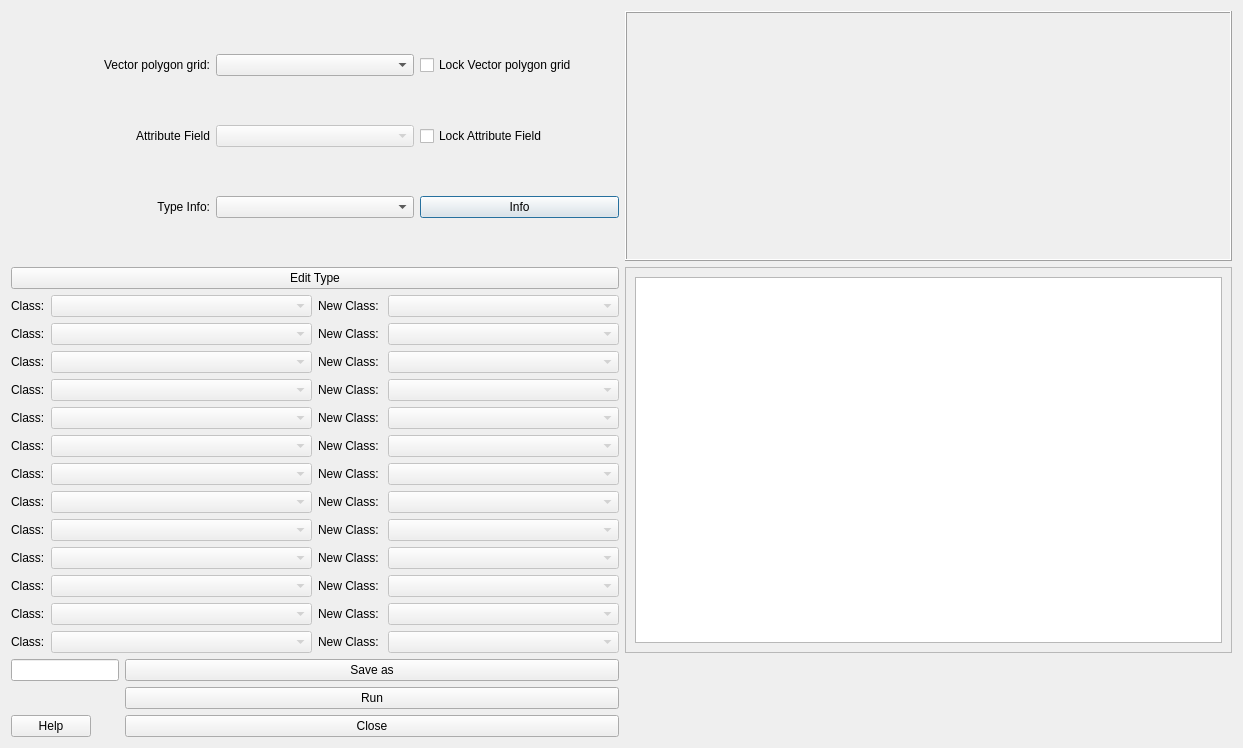
This is urban_type_creator/Urban_type_creator_dialog_base.ui in gusbacos/SUEWS-Database-manager as Qt 5 draws it before an edit. The edited form follows.
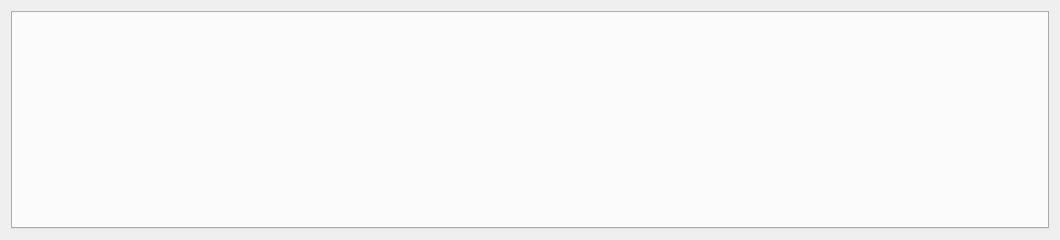
This is the edited form. Custom widgets are drawn as their Qt base class.

```diff
--- a/urban_type_creator/Urban_type_creator_dialog_base.ui
+++ b/urban_type_creator/Urban_type_creator_dialog_base.ui
@@ -6,751 +6,32 @@
    <rect>
     <x>0</x>
     <y>0</y>
-    <width>1243</width>
-    <height>689</height>
+    <width>1060</width>
+    <height>240</height>
    </rect>
   </property>
   <property name="windowTitle">
    <string>Urban_type_creator</string>
   </property>
-  <layout class="QGridLayout" name="gridLayout_2">
-   <item row="0" column="0">
-    <layout class="QGridLayout" name="gridLayout">
-     <property name="sizeConstraint">
-      <enum>QLayout::SetMaximumSize</enum>
+  <layout class="QVBoxLayout" name="verticalLayout">
+   <item>
+    <widget class="QTabWidget" name="tabWidget">
+     <property name="tabPosition">
+      <enum>QTabWidget::North</enum>
      </property>
-     <item row="1" column="2">
-      <widget class="QCheckBox" name="checkBoxA">
-       <property name="text">
-        <string>Lock Attribute Field</string>
-       </property>
-      </widget>
-     </item>
-     <item row="2" column="1">
-      <widget class="QComboBox" name="comboBoxType">
-       <property name="enabled">
-        <bool>true</bool>
-       </property>
-       <property name="currentIndex">
-        <number>-1</number>
-       </property>
-      </widget>
-     </item>
-     <item row="0" column="2">
-      <widget class="QCheckBox" name="checkBoxV">
-       <property name="text">
-        <string>Lock Vector polygon grid</string>
-       </property>
-      </widget>
-     </item>
-     <item row="1" column="1">
-      <widget class="QgsFieldComboBox" name="comboBoxField">
-       <property name="enabled">
-        <bool>false</bool>
-       </property>
-       <property name="sizePolicy">
-        <sizepolicy hsizetype="Ignored" vsizetype="Preferred">
-         <horstretch>0</horstretch>
-         <verstretch>0</verstretch>
-        </sizepolicy>
-       </property>
-       <property name="allowEmptyFieldName">
-        <bool>true</bool>
-       </property>
-      </widget>
-     </item>
-     <item row="2" column="2">
-      <widget class="QPushButton" name="helpButton_2">
-       <property name="text">
-        <string>Info</string>
-       </property>
-      </widget>
-     </item>
-     <item row="2" column="0">
-      <widget class="QLabel" name="label_4">
-       <property name="text">
-        <string>Type Info:</string>
-       </property>
-       <property name="alignment">
-        <set>Qt::AlignRight|Qt::AlignTrailing|Qt::AlignVCenter</set>
-       </property>
-      </widget>
-     </item>
-     <item row="0" column="0">
-      <widget class="QLabel" name="label">
-       <property name="text">
-        <string>Vector polygon grid:</string>
-       </property>
-       <property name="alignment">
-        <set>Qt::AlignRight|Qt::AlignTrailing|Qt::AlignVCenter</set>
-       </property>
-      </widget>
-     </item>
-     <item row="1" column="0">
-      <widget class="QLabel" name="label_2">
-       <property name="text">
-        <string>Attribute Field</string>
-       </property>
-       <property name="alignment">
-        <set>Qt::AlignRight|Qt::AlignTrailing|Qt::AlignVCenter</set>
-       </property>
-      </widget>
-     </item>
-     <item row="0" column="1">
-      <widget class="QgsMapLayerComboBox" name="comboBoxVector">
-       <property name="sizePolicy">
-        <sizepolicy hsizetype="Preferred" vsizetype="Preferred">
-         <horstretch>0</horstretch>
-         <verstretch>0</verstretch>
-        </sizepolicy>
-       </property>
-      </widget>
-     </item>
-    </layout>
-   </item>
-   <item row="0" column="1">
-    <widget class="QLabel" name="Qlabel">
-     <property name="sizePolicy">
-      <sizepolicy hsizetype="Preferred" vsizetype="Fixed">
-       <horstretch>0</horstretch>
-       <verstretch>0</verstretch>
-      </sizepolicy>
+     <property name="tabShape">
+      <enum>QTabWidget::Rounded</enum>
      </property>
-     <property name="minimumSize">
-      <size>
-       <width>0</width>
-       <height>250</height>
-      </size>
+     <property name="currentIndex">
+      <number>-1</number>
      </property>
-     <property name="maximumSize">
-      <size>
-       <width>1600000</width>
-       <height>500</height>
-      </size>
+     <property name="elideMode">
+      <enum>Qt::ElideNone</enum>
      </property>
-     <property name="contextMenuPolicy">
-      <enum>Qt::DefaultContextMenu</enum>
-     </property>
-     <property name="layoutDirection">
-      <enum>Qt::LeftToRight</enum>
-     </property>
-     <property name="frameShape">
-      <enum>QFrame::Box</enum>
-     </property>
-     <property name="frameShadow">
-      <enum>QFrame::Raised</enum>
-     </property>
-     <property name="text">
-      <string/>
-     </property>
     </widget>
    </item>
-   <item row="1" column="0">
-    <widget class="QPushButton" name="editClassButton_1">
-     <property name="enabled">
-      <bool>true</bool>
-     </property>
-     <property name="text">
-      <string>Edit Type</string>
-     </property>
-    </widget>
-   </item>
-   <item row="1" column="1" rowspan="2">
-    <widget class="QFrame" name="frame">
-     <property name="sizePolicy">
-      <sizepolicy hsizetype="Preferred" vsizetype="Preferred">
-       <horstretch>0</horstretch>
-       <verstretch>0</verstretch>
-      </sizepolicy>
-     </property>
-     <property name="minimumSize">
-      <size>
-       <width>0</width>
-       <height>250</height>
-      </size>
-     </property>
-     <property name="maximumSize">
-      <size>
-       <width>16777215</width>
-       <height>500</height>
-      </size>
-     </property>
-     <property name="frameShape">
-      <enum>QFrame::StyledPanel</enum>
-     </property>
-     <property name="frameShadow">
-      <enum>QFrame::Raised</enum>
-     </property>
-     <layout class="QVBoxLayout" name="verticalLayout">
-      <item>
-       <widget class="QTextBrowser" name="textBrowser"/>
-      </item>
-     </layout>
-    </widget>
-   </item>
-   <item row="2" column="0">
-    <layout class="QGridLayout" name="gridLayout_3">
-     <item row="11" column="1">
-      <layout class="QFormLayout" name="formLayout_26">
-       <item row="0" column="0">
-        <widget class="QLabel" name="label_29">
-         <property name="text">
-          <string>&lt;html&gt;&lt;head/&gt;&lt;body&gt;&lt;p&gt;New Class: &lt;/p&gt;&lt;/body&gt;&lt;/html&gt;</string>
-         </property>
-        </widget>
-       </item>
-       <item row="0" column="1">
-        <widget class="QComboBox" name="comboBoxNew12">
-         <property name="enabled">
-          <bool>false</bool>
-         </property>
-        </widget>
-       </item>
-      </layout>
-     </item>
-     <item row="4" column="0">
-      <layout class="QFormLayout" name="formLayout_16">
-       <item row="0" column="0">
-        <widget class="QLabel" name="CBlabel3_8">
-         <property name="text">
-          <string>&lt;html&gt;&lt;head/&gt;&lt;body&gt;&lt;p&gt;Class:&lt;/p&gt;&lt;/body&gt;&lt;/html&gt;</string>
-         </property>
-        </widget>
-       </item>
-       <item row="0" column="1">
-        <widget class="QComboBox" name="comboBoxClass5">
-         <property name="enabled">
-          <bool>false</bool>
-         </property>
-         <property name="editable">
-          <bool>false</bool>
-         </property>
-        </widget>
-       </item>
-      </layout>
-     </item>
-     <item row="9" column="0">
-      <layout class="QFormLayout" name="formLayout_38">
-       <item row="0" column="0">
-        <widget class="QLabel" name="CBlabel3_13">
-         <property name="text">
-          <string>&lt;html&gt;&lt;head/&gt;&lt;body&gt;&lt;p&gt;Class:&lt;/p&gt;&lt;/body&gt;&lt;/html&gt;</string>
-         </property>
-        </widget>
-       </item>
-       <item row="0" column="1">
-        <widget class="QComboBox" name="comboBoxClass10">
-         <property name="enabled">
-          <bool>false</bool>
-         </property>
-         <property name="editable">
-          <bool>false</bool>
-         </property>
-        </widget>
-       </item>
-      </layout>
-     </item>
-     <item row="9" column="1">
-      <layout class="QFormLayout" name="formLayout_25">
-       <item row="0" column="0">
-        <widget class="QLabel" name="label_28">
-         <property name="text">
-          <string>&lt;html&gt;&lt;head/&gt;&lt;body&gt;&lt;p&gt;New Class: &lt;/p&gt;&lt;/body&gt;&lt;/html&gt;</string>
-         </property>
-        </widget>
-       </item>
-       <item row="0" column="1">
-        <widget class="QComboBox" name="comboBoxNew10">
-         <property name="enabled">
-          <bool>false</bool>
-         </property>
-        </widget>
-       </item>
-      </layout>
-     </item>
-     <item row="10" column="0">
-      <layout class="QFormLayout" name="formLayout_39">
-       <item row="0" column="0">
-        <widget class="QLabel" name="CBlabel3_14">
-         <property name="text">
-          <string>&lt;html&gt;&lt;head/&gt;&lt;body&gt;&lt;p&gt;Class:&lt;/p&gt;&lt;/body&gt;&lt;/html&gt;</string>
-         </property>
-        </widget>
-       </item>
-       <item row="0" column="1">
-        <widget class="QComboBox" name="comboBoxClass11">
-         <property name="enabled">
-          <bool>false</bool>
-         </property>
-         <property name="editable">
-          <bool>false</bool>
-         </property>
-        </widget>
-       </item>
-      </layout>
-     </item>
-     <item row="8" column="1">
-      <layout class="QFormLayout" name="formLayout_28">
-       <item row="0" column="0">
-        <widget class="QLabel" name="label_31">
-         <property name="text">
-          <string>&lt;html&gt;&lt;head/&gt;&lt;body&gt;&lt;p&gt;New Class: &lt;/p&gt;&lt;/body&gt;&lt;/html&gt;</string>
-         </property>
-        </widget>
-       </item>
-       <item row="0" column="1">
-        <widget class="QComboBox" name="comboBoxNew9">
-         <property name="enabled">
-          <bool>false</bool>
-         </property>
-        </widget>
-       </item>
-      </layout>
-     </item>
-     <item row="5" column="0">
-      <layout class="QFormLayout" name="formLayout_17">
-       <item row="0" column="0">
-        <widget class="QLabel" name="CBlabel3_9">
-         <property name="text">
-          <string>&lt;html&gt;&lt;head/&gt;&lt;body&gt;&lt;p&gt;Class:&lt;/p&gt;&lt;/body&gt;&lt;/html&gt;</string>
-         </property>
-        </widget>
-       </item>
-       <item row="0" column="1">
-        <widget class="QComboBox" name="comboBoxClass6">
-         <property name="enabled">
-          <bool>false</bool>
-         </property>
-         <property name="editable">
-          <bool>false</bool>
-         </property>
-        </widget>
-       </item>
-      </layout>
-     </item>
-     <item row="12" column="1">
-      <layout class="QFormLayout" name="formLayout_27">
-       <item row="0" column="0">
-        <widget class="QLabel" name="label_30">
-         <property name="text">
-          <string>&lt;html&gt;&lt;head/&gt;&lt;body&gt;&lt;p&gt;New Class: &lt;/p&gt;&lt;/body&gt;&lt;/html&gt;</string>
-         </property>
-        </widget>
-       </item>
-       <item row="0" column="1">
-        <widget class="QComboBox" name="comboBoxNew13">
-         <property name="enabled">
-          <bool>false</bool>
-         </property>
-        </widget>
-       </item>
-      </layout>
-     </item>
-     <item row="3" column="0">
-      <layout class="QFormLayout" name="formLayout_15">
-       <item row="0" column="0">
-        <widget class="QLabel" name="CBlabel3_7">
-         <property name="text">
-          <string>&lt;html&gt;&lt;head/&gt;&lt;body&gt;&lt;p&gt;Class:&lt;/p&gt;&lt;/body&gt;&lt;/html&gt;</string>
-         </property>
-        </widget>
-       </item>
-       <item row="0" column="1">
-        <widget class="QComboBox" name="comboBoxClass4">
-         <property name="enabled">
-          <bool>false</bool>
-         </property>
-         <property name="editable">
-          <bool>false</bool>
-         </property>
-        </widget>
-       </item>
-      </layout>
-     </item>
-     <item row="6" column="1">
-      <layout class="QFormLayout" name="formLayout_24">
-       <item row="0" column="0">
-        <widget class="QLabel" name="label_27">
-         <property name="text">
-          <string>&lt;html&gt;&lt;head/&gt;&lt;body&gt;&lt;p&gt;New Class: &lt;/p&gt;&lt;/body&gt;&lt;/html&gt;</string>
-         </property>
-        </widget>
-       </item>
-       <item row="0" column="1">
-        <widget class="QComboBox" name="comboBoxNew7">
-         <property name="enabled">
-          <bool>false</bool>
-         </property>
-        </widget>
-       </item>
-      </layout>
-     </item>
-     <item row="12" column="0">
-      <layout class="QFormLayout" name="formLayout_41">
-       <item row="0" column="1">
-        <widget class="QComboBox" name="comboBoxClass13">
-         <property name="enabled">
-          <bool>false</bool>
-         </property>
-         <property name="editable">
-          <bool>false</bool>
-         </property>
-        </widget>
-       </item>
-       <item row="0" column="0">
-        <widget class="QLabel" name="CBlabel3_16">
-         <property name="text">
-          <string>&lt;html&gt;&lt;head/&gt;&lt;body&gt;&lt;p&gt;Class:&lt;/p&gt;&lt;/body&gt;&lt;/html&gt;</string>
-         </property>
-        </widget>
-       </item>
-      </layout>
-     </item>
-     <item row="0" column="1">
-      <layout class="QFormLayout" name="formLayout_35">
-       <item row="0" column="0">
-        <widget class="QLabel" name="label_34">
-         <property name="text">
-          <string>&lt;html&gt;&lt;head/&gt;&lt;body&gt;&lt;p&gt;New Class: &lt;/p&gt;&lt;/body&gt;&lt;/html&gt;</string>
-         </property>
-        </widget>
-       </item>
-       <item row="0" column="1">
-        <widget class="QComboBox" name="comboBoxNew1">
-         <property name="enabled">
-          <bool>false</bool>
-         </property>
-        </widget>
-       </item>
-      </layout>
-     </item>
-     <item row="7" column="0">
-      <layout class="QFormLayout" name="formLayout_36">
-       <item row="0" column="0">
-        <widget class="QLabel" name="CBlabel3_11">
-         <property name="text">
-          <string>&lt;html&gt;&lt;head/&gt;&lt;body&gt;&lt;p&gt;Class:&lt;/p&gt;&lt;/body&gt;&lt;/html&gt;</string>
-         </property>
-        </widget>
-       </item>
-       <item row="0" column="1">
-        <widget class="QComboBox" name="comboBoxClass8">
-         <property name="enabled">
-          <bool>false</bool>
-         </property>
-         <property name="editable">
-          <bool>false</bool>
-         </property>
-        </widget>
-       </item>
-      </layout>
-     </item>
-     <item row="8" column="0">
-      <layout class="QFormLayout" name="formLayout_37">
-       <item row="0" column="0">
-        <widget class="QLabel" name="CBlabel3_12">
-         <property name="text">
-          <string>&lt;html&gt;&lt;head/&gt;&lt;body&gt;&lt;p&gt;Class:&lt;/p&gt;&lt;/body&gt;&lt;/html&gt;</string>
-         </property>
-        </widget>
-       </item>
-       <item row="0" column="1">
-        <widget class="QComboBox" name="comboBoxClass9">
-         <property name="enabled">
-          <bool>false</bool>
-         </property>
-         <property name="editable">
-          <bool>false</bool>
-         </property>
-        </widget>
-       </item>
-      </layout>
-     </item>
-     <item row="2" column="0">
-      <layout class="QFormLayout" name="formLayout_14">
-       <item row="0" column="0">
-        <widget class="QLabel" name="CBlabel3_6">
-         <property name="text">
-          <string>&lt;html&gt;&lt;head/&gt;&lt;body&gt;&lt;p&gt;Class:&lt;/p&gt;&lt;/body&gt;&lt;/html&gt;</string>
-         </property>
-        </widget>
-       </item>
-       <item row="0" column="1">
-        <widget class="QComboBox" name="comboBoxClass3">
-         <property name="enabled">
-          <bool>false</bool>
-         </property>
-         <property name="editable">
-          <bool>false</bool>
-         </property>
-        </widget>
-       </item>
-      </layout>
-     </item>
-     <item row="4" column="1">
-      <layout class="QFormLayout" name="formLayout_22">
-       <item row="0" column="0">
-        <widget class="QLabel" name="label_25">
-         <property name="text">
-          <string>&lt;html&gt;&lt;head/&gt;&lt;body&gt;&lt;p&gt;New Class: &lt;/p&gt;&lt;/body&gt;&lt;/html&gt;</string>
-         </property>
-        </widget>
-       </item>
-       <item row="0" column="1">
-        <widget class="QComboBox" name="comboBoxNew5">
-         <property name="enabled">
-          <bool>false</bool>
-         </property>
-        </widget>
-       </item>
-      </layout>
-     </item>
-     <item row="1" column="1">
-      <layout class="QFormLayout" name="formLayout_30">
-       <item row="0" column="0">
-        <widget class="QLabel" name="label_33">
-         <property name="text">
-          <string>&lt;html&gt;&lt;head/&gt;&lt;body&gt;&lt;p&gt;New Class: &lt;/p&gt;&lt;/body&gt;&lt;/html&gt;</string>
-         </property>
-        </widget>
-       </item>
-       <item row="0" column="1">
-        <widget class="QComboBox" name="comboBoxNew2">
-         <property name="enabled">
-          <bool>false</bool>
-         </property>
-        </widget>
-       </item>
-      </layout>
-     </item>
-     <item row="6" column="0">
-      <layout class="QFormLayout" name="formLayout_18">
-       <item row="0" column="0">
-        <widget class="QLabel" name="CBlabel3_10">
-         <property name="text">
-          <string>&lt;html&gt;&lt;head/&gt;&lt;body&gt;&lt;p&gt;Class:&lt;/p&gt;&lt;/body&gt;&lt;/html&gt;</string>
-         </property>
-        </widget>
-       </item>
-       <item row="0" column="1">
-        <widget class="QComboBox" name="comboBoxClass7">
-         <property name="enabled">
-          <bool>false</bool>
-         </property>
-         <property name="editable">
-          <bool>false</bool>
-         </property>
-        </widget>
-       </item>
-      </layout>
-     </item>
-     <item row="11" column="0">
-      <layout class="QFormLayout" name="formLayout_40">
-       <item row="0" column="0">
-        <widget class="QLabel" name="CBlabel3_15">
-         <property name="text">
-          <string>&lt;html&gt;&lt;head/&gt;&lt;body&gt;&lt;p&gt;Class:&lt;/p&gt;&lt;/body&gt;&lt;/html&gt;</string>
-         </property>
-        </widget>
-       </item>
-       <item row="0" column="1">
-        <widget class="QComboBox" name="comboBoxClass12">
-         <property name="enabled">
-          <bool>false</bool>
-         </property>
-         <property name="editable">
-          <bool>false</bool>
-         </property>
-        </widget>
-       </item>
-      </layout>
-     </item>
-     <item row="10" column="1">
-      <layout class="QFormLayout" name="formLayout_29">
-       <item row="0" column="0">
-        <widget class="QLabel" name="label_32">
-         <property name="text">
-          <string>&lt;html&gt;&lt;head/&gt;&lt;body&gt;&lt;p&gt;New Class: &lt;/p&gt;&lt;/body&gt;&lt;/html&gt;</string>
-         </property>
-        </widget>
-       </item>
-       <item row="0" column="1">
-        <widget class="QComboBox" name="comboBoxNew11">
-         <property name="enabled">
-          <bool>false</bool>
-         </property>
-        </widget>
-       </item>
-      </layout>
-     </item>
-     <item row="7" column="1">
-      <layout class="QFormLayout" name="formLayout_23">
-       <item row="0" column="1">
-        <widget class="QComboBox" name="comboBoxNew8">
-         <property name="enabled">
-          <bool>false</bool>
-         </property>
-        </widget>
-       </item>
-       <item row="0" column="0">
-        <widget class="QLabel" name="label_26">
-         <property name="text">
-          <string>&lt;html&gt;&lt;head/&gt;&lt;body&gt;&lt;p&gt;New Class: &lt;/p&gt;&lt;/body&gt;&lt;/html&gt;</string>
-         </property>
-        </widget>
-       </item>
-      </layout>
-     </item>
-     <item row="0" column="0">
-      <layout class="QFormLayout" name="formLayout_9">
-       <item row="0" column="0">
-        <widget class="QLabel" name="CBlabel3_4">
-         <property name="text">
-          <string>&lt;html&gt;&lt;head/&gt;&lt;body&gt;&lt;p&gt;Class:&lt;/p&gt;&lt;/body&gt;&lt;/html&gt;</string>
-         </property>
-        </widget>
-       </item>
-       <item row="0" column="1">
-        <widget class="QComboBox" name="comboBoxClass1">
-         <property name="enabled">
-          <bool>false</bool>
-         </property>
-         <property name="editable">
-          <bool>false</bool>
-         </property>
-        </widget>
-       </item>
-      </layout>
-     </item>
-     <item row="2" column="1">
-      <layout class="QFormLayout" name="formLayout_20">
-       <item row="0" column="0">
-        <widget class="QLabel" name="label_23">
-         <property name="text">
-          <string>&lt;html&gt;&lt;head/&gt;&lt;body&gt;&lt;p&gt;New Class: &lt;/p&gt;&lt;/body&gt;&lt;/html&gt;</string>
-         </property>
-        </widget>
-       </item>
-       <item row="0" column="1">
-        <widget class="QComboBox" name="comboBoxNew3">
-         <property name="enabled">
-          <bool>false</bool>
-         </property>
-        </widget>
-       </item>
-      </layout>
-     </item>
-     <item row="3" column="1">
-      <layout class="QFormLayout" name="formLayout_19">
-       <item row="0" column="0">
-        <widget class="QLabel" name="label_22">
-         <property name="text">
-          <string>&lt;html&gt;&lt;head/&gt;&lt;body&gt;&lt;p&gt;New Class: &lt;/p&gt;&lt;/body&gt;&lt;/html&gt;</string>
-         </property>
-        </widget>
-       </item>
-       <item row="0" column="1">
-        <widget class="QComboBox" name="comboBoxNew4">
-         <property name="enabled">
-          <bool>false</bool>
-         </property>
-        </widget>
-       </item>
-      </layout>
-     </item>
-     <item row="5" column="1">
-      <layout class="QFormLayout" name="formLayout_21">
-       <item row="0" column="0">
-        <widget class="QLabel" name="label_24">
-         <property name="text">
-          <string>&lt;html&gt;&lt;head/&gt;&lt;body&gt;&lt;p&gt;New Class: &lt;/p&gt;&lt;/body&gt;&lt;/html&gt;</string>
-         </property>
-        </widget>
-       </item>
-       <item row="0" column="1">
-        <widget class="QComboBox" name="comboBoxNew6">
-         <property name="enabled">
-          <bool>false</bool>
-         </property>
-        </widget>
-       </item>
-      </layout>
-     </item>
-     <item row="1" column="0">
-      <layout class="QFormLayout" name="formLayout_12">
-       <item row="0" column="0">
-        <widget class="QLabel" name="CBlabel3_5">
-         <property name="text">
-          <string>&lt;html&gt;&lt;head/&gt;&lt;body&gt;&lt;p&gt;Class:&lt;/p&gt;&lt;/body&gt;&lt;/html&gt;</string>
-         </property>
-        </widget>
-       </item>
-       <item row="0" column="1">
-        <widget class="QComboBox" name="comboBoxClass2">
-         <property name="enabled">
-          <bool>false</bool>
-         </property>
-         <property name="editable">
-          <bool>false</bool>
-         </property>
-        </widget>
-       </item>
-      </layout>
-     </item>
-    </layout>
-   </item>
-   <item row="3" column="0">
-    <layout class="QFormLayout" name="formLayout_2">
-     <item row="1" column="0">
-      <widget class="QLineEdit" name="textOutput"/>
-     </item>
-     <item row="1" column="1">
-      <widget class="QPushButton" name="pushButtonSave">
-       <property name="text">
-        <string>Save as</string>
-       </property>
-      </widget>
-     </item>
-     <item row="2" column="1">
-      <widget class="QPushButton" name="runButton">
-       <property name="text">
-        <string>Run</string>
-       </property>
-      </widget>
-     </item>
-     <item row="4" column="0">
-      <widget class="QPushButton" name="helpButton">
-       <property name="text">
-        <string>Help</string>
-       </property>
-      </widget>
-     </item>
-     <item row="4" column="1">
-      <widget class="QPushButton" name="closeButton">
-       <property name="enabled">
-        <bool>true</bool>
-       </property>
-       <property name="text">
-        <string>Close</string>
-       </property>
-      </widget>
-     </item>
-    </layout>
-   </item>
   </layout>
  </widget>
- <customwidgets>
-  <customwidget>
-   <class>QgsFieldComboBox</class>
-   <extends>QComboBox</extends>
-   <header>qgsfieldcombobox.h</header>
-  </customwidget>
-  <customwidget>
-   <class>QgsMapLayerComboBox</class>
-   <extends>QComboBox</extends>
-   <header>qgsmaplayercombobox.h</header>
-  </customwidget>
- </customwidgets>
  <resources/>
  <connections>
   <connection>
```
Left out of the diff: 60 changed lines with no effect on the pictures.
